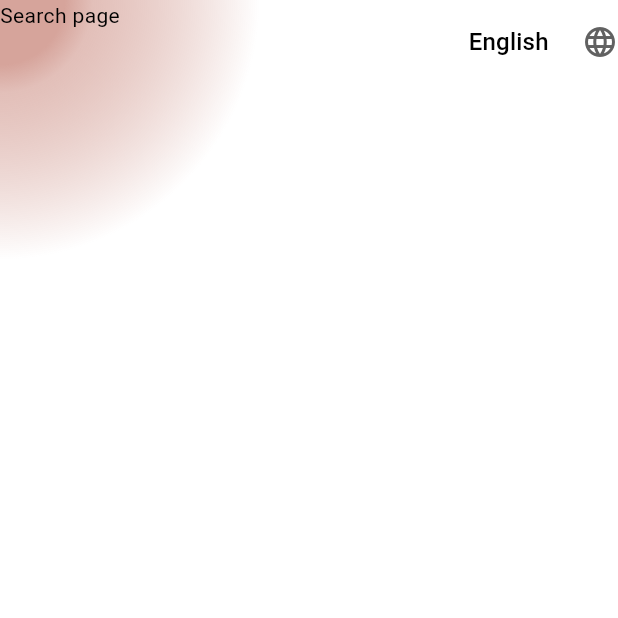
After one commit to asda-projects/map, a Flutter app: the screen it shows once a user with an empty profile is signed in, on a phone screen of 412 x 824 dp, the top half of it. The commit adds this screen. Run offline on Flutter 3.47's test engine with Material 3 defaults, Android fonts, the phone set to English and light mode, and no system bars; our stand-ins replace animated_background, firebase_auth, firebase_core, flutter_dotenv, flutter_svg, font_awesome_flutter and 1 more; missing offline and left inert: flutter_facebook_auth; accounts and stored records are empty.

Commit message:
feat(frontend): created a login session local by firebase and a new screen for search music

```diff
--- a/frontend/lib/app.dart
+++ b/frontend/lib/app.dart
@@ -1,9 +1,10 @@
 
 
 import 'package:flutter/material.dart';
+import 'package:frontend/presentation/screens/session_wrapper.dart';
 import 'package:frontend/presentation/utils/theme.dart';
 import 'package:frontend/presentation/assets/l10n/generated/l10n.dart';
-import 'package:frontend/presentation/screens/board/on_board.dart';
+
 import 'package:flutter_localizations/flutter_localizations.dart';
 
 
@@ -40,7 +41,7 @@ class _AppState extends State<App> {
         GlobalWidgetsLocalizations.delegate,
         GlobalCupertinoLocalizations.delegate,
       ],
-        home: OnBoardScreen(onLocaleChange: _changeLanguage)
+        home: AuthWrapper(onLocaleChange: _changeLanguage)
 
     );
   }
--- /dev/null
+++ b/frontend/lib/presentation/screens/search/on_search.dart
@@ -0,0 +1,36 @@
+
+
+import 'package:flutter/material.dart';
+import 'package:frontend/presentation/screens/search/small_widget_search.dart';
+import 'package:frontend/presentation/screens/search/wide_widget_search.dart';
+
+import 'package:frontend/presentation/utils/screen_adjuster.dart';
+
+class OnSearchScreen extends StatefulWidget {
+  final Function(Locale) onLocaleChange;
+
+  const OnSearchScreen({
+    super.key,
+    required this.onLocaleChange
+    });
+
+  @override
+  OnSearchScreenState createState() => OnSearchScreenState();
+}
+
+class OnSearchScreenState extends State<OnSearchScreen>  {
+
+  @override
+  Widget build(BuildContext context) {
+
+    final adjuster = ScreenAdjuster<Widget>(
+      smallWidget: SmallWidgetSearch(onLocaleChange: widget.onLocaleChange),
+      wideWidget: const WideWidgetSearch(),
+      threshold: 800, // Customize threshold for responsiveness
+    );
+
+    return adjuster.adjust(context);
+
+  }
+
+}
--- /dev/null
+++ b/frontend/lib/presentation/screens/search/small_widget_search.dart
@@ -0,0 +1,66 @@
+
+
+import 'package:flutter/material.dart';
+
+// import 'package:frontend/presentation/assets/l10n/generated/l10n.dart';
+import 'package:frontend/presentation/boilerplate/app_bar.dart';
+
+
+
+
+class SmallWidgetSearch extends StatefulWidget {
+  final Function(Locale) onLocaleChange;
+
+  const SmallWidgetSearch({
+    super.key, required this.onLocaleChange
+    });
+
+  @override
+  SmallWidgetSearchState createState() => SmallWidgetSearchState();
+}
+
+class SmallWidgetSearchState extends State<SmallWidgetSearch> {
+
+
+
+
+  @override
+  Widget build(BuildContext context) {
+
+
+
+    return Stack(
+        children: [
+          // Gradient background
+          Container(
+            decoration:  BoxDecoration(
+              gradient: RadialGradient(
+                center: Alignment.topLeft, // Position the sun in the top-left corner
+                radius: 1.5, // Size of the sun
+                colors: [
+                  Theme.of(context).colorScheme.primary,
+                  Theme.of(context).colorScheme.primary.withOpacity(0.7),
+                  Theme.of(context).colorScheme.onSecondary, // Fade to red at the edges
+                ],
+                stops: [0.07, 0.1, 0.28], // Control the gradient spread
+              ),
+            ),
+          ), Scaffold(
+             extendBodyBehindAppBar: true, // Allows content to extend behind the AppBar
+            backgroundColor: Colors.transparent,
+        appBar: MyAppBar(onLocaleChange: widget.onLocaleChange, logoColor: Colors.transparent),
+
+        body: SingleChildScrollView(
+          child: Column(
+            mainAxisAlignment: MainAxisAlignment.spaceBetween,
+            crossAxisAlignment: CrossAxisAlignment.center,
+            children: [
+
+              Text("Search page")
+
+          ])),
+      )]);
+
+  }
+
+}
--- /dev/null
+++ b/frontend/lib/presentation/screens/session_wrapper.dart
@@ -0,0 +1,29 @@
+import 'package:firebase_auth/firebase_auth.dart';
+import 'package:flutter/material.dart';
+import 'package:frontend/presentation/screens/board/on_board.dart';
+import 'package:frontend/presentation/screens/search/on_search.dart';
+
+class AuthWrapper extends StatelessWidget {
+
+  final Function(Locale) onLocaleChange;
+
+  const AuthWrapper({super.key, required this.onLocaleChange});
+
+
+  @override
+  Widget build(BuildContext context) {
+    return StreamBuilder<User?>(
+      stream: FirebaseAuth.instance.authStateChanges(),
+      builder: (context, snapshot) {
+        // Check if the user is logged in
+        if (snapshot.connectionState == ConnectionState.waiting) {
+          return Center(child: CircularProgressIndicator());
+        } else if (snapshot.hasData) {
+          return OnSearchScreen(onLocaleChange: onLocaleChange); // Redirect to Dashboard if logged in
+        } else {
+          return OnBoardScreen(onLocaleChange: onLocaleChange); // Redirect to Onboarding if not logged in
+        }
+      },
+    );
+  }
+}
--- a/frontend/lib/presentation/utils/navigation.dart
+++ b/frontend/lib/presentation/utils/navigation.dart
@@ -1,11 +1,15 @@
 import 'package:flutter/material.dart';
 import 'package:frontend/presentation/screens/auth/on_auth.dart';
+import 'package:frontend/presentation/screens/search/on_search.dart';
 
 class AppNavigation {
   // Define a method to store page mappings with builders
   static Widget? getPage(String pageName, {Map<String, dynamic>? arguments}) {
     final pages = {
       "OnAuthScreen": () => OnAuthScreen(
+            onLocaleChange: arguments?['onLocaleChange'], // Pass specific argument
+          ),
+        "OnSearchScreen": () => OnSearchScreen(
             onLocaleChange: arguments?['onLocaleChange'], // Pass specific argument
           ),
     };
```
Also changed, not shown: frontend/lib/domain/services/firebase_auth.dart (+43 -4 lines), frontend/lib/presentation/screens/auth/small_widget_auth.dart (+77 -10 lines), frontend/lib/presentation/screens/search/wide_widget_search.dart (added, +34 -0 lines), 1 other file.
